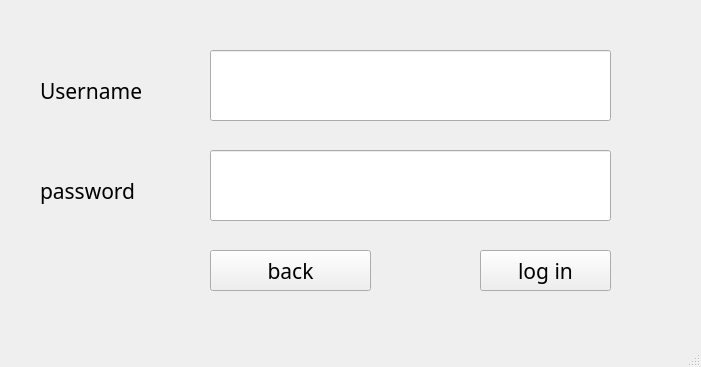
Old version of the form messenger/log_in.ui in the repository SeyedAliamiri/Messenger_cpp-31-_9.
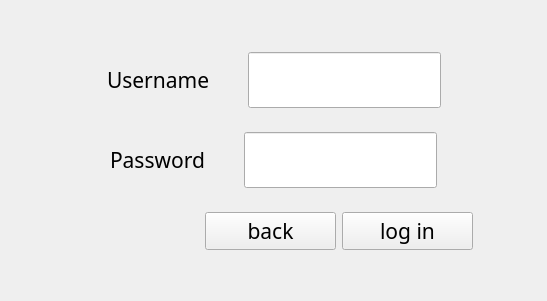
New version of the form.

The edit to the form file:
```diff
--- a/messenger/log_in.ui
+++ b/messenger/log_in.ui
@@ -6,10 +6,16 @@
    <rect>
     <x>0</x>
     <y>0</y>
-    <width>701</width>
-    <height>367</height>
+    <width>547</width>
+    <height>301</height>
    </rect>
   </property>
+  <property name="sizePolicy">
+   <sizepolicy hsizetype="Preferred" vsizetype="Preferred">
+    <horstretch>0</horstretch>
+    <verstretch>0</verstretch>
+   </sizepolicy>
+  </property>
   <property name="font">
    <font>
     <family>Berlin Sans FB Demi</family>
@@ -20,98 +26,258 @@
    <string>MainWindow</string>
   </property>
   <widget class="QWidget" name="centralwidget">
-   <widget class="QLineEdit" name="username_lineedit">
-    <property name="geometry">
-     <rect>
-      <x>210</x>
-      <y>50</y>
-      <width>401</width>
-      <height>71</height>
-     </rect>
-    </property>
-    <property name="echoMode">
-     <enum>QLineEdit::Normal</enum>
-    </property>
-   </widget>
-   <widget class="QLabel" name="label">
-    <property name="geometry">
-     <rect>
-      <x>40</x>
-      <y>60</y>
-      <width>141</width>
-      <height>61</height>
-     </rect>
-    </property>
-    <property name="font">
-     <font>
-      <family>Berlin Sans FB Demi</family>
-      <pointsize>16</pointsize>
-     </font>
-    </property>
-    <property name="text">
-     <string>Username</string>
-    </property>
-   </widget>
-   <widget class="QLineEdit" name="password_lineedit">
-    <property name="geometry">
-     <rect>
-      <x>210</x>
-      <y>150</y>
-      <width>401</width>
-      <height>71</height>
-     </rect>
-    </property>
-    <property name="echoMode">
-     <enum>QLineEdit::Password</enum>
-    </property>
-   </widget>
-   <widget class="QLabel" name="label_2">
-    <property name="geometry">
-     <rect>
-      <x>40</x>
-      <y>160</y>
-      <width>151</width>
-      <height>61</height>
-     </rect>
-    </property>
-    <property name="font">
-     <font>
-      <family>Berlin Sans FB Demi</family>
-      <pointsize>16</pointsize>
-     </font>
-    </property>
-    <property name="text">
-     <string>password</string>
-    </property>
-   </widget>
-   <widget class="QPushButton" name="pushButton">
-    <property name="geometry">
-     <rect>
-      <x>480</x>
-      <y>250</y>
-      <width>131</width>
-      <height>41</height>
-     </rect>
-    </property>
-    <property name="text">
-     <string>log in</string>
-    </property>
-   </widget>
-   <widget class="QPushButton" name="pushButton_2">
-    <property name="geometry">
-     <rect>
-      <x>210</x>
-      <y>250</y>
-      <width>161</width>
-      <height>41</height>
-     </rect>
-    </property>
-    <property name="text">
-     <string>back</string>
-    </property>
-   </widget>
+   <layout class="QVBoxLayout" name="verticalLayout">
+    <item>
+     <spacer name="verticalSpacer">
+      <property name="orientation">
+       <enum>Qt::Vertical</enum>
+      </property>
+      <property name="sizeHint" stdset="0">
+       <size>
+        <width>20</width>
+        <height>40</height>
+       </size>
+      </property>
+     </spacer>
+    </item>
+    <item>
+     <layout class="QVBoxLayout" name="verticalLayout_2" stretch="3,1,3,1,3">
+      <item>
+       <layout class="QHBoxLayout" name="horizontalLayout_2">
+        <item>
+         <spacer name="horizontalSpacer">
+          <property name="orientation">
+           <enum>Qt::Horizontal</enum>
+          </property>
+          <property name="sizeHint" stdset="0">
+           <size>
+            <width>40</width>
+            <height>20</height>
+           </size>
+          </property>
+         </spacer>
+        </item>
+        <item>
+         <widget class="QLabel" name="label">
+          <property name="font">
+           <font>
+            <family>Berlin Sans FB Demi</family>
+            <pointsize>16</pointsize>
+           </font>
+          </property>
+          <property name="text">
+           <string>Username      </string>
+          </property>
+         </widget>
+        </item>
+        <item>
+         <widget class="QLineEdit" name="username_lineedit">
+          <property name="sizePolicy">
+           <sizepolicy hsizetype="Expanding" vsizetype="Ignored">
+            <horstretch>0</horstretch>
+            <verstretch>0</verstretch>
+           </sizepolicy>
+          </property>
+          <property name="minimumSize">
+           <size>
+            <width>20</width>
+            <height>20</height>
+           </size>
+          </property>
+          <property name="maximumSize">
+           <size>
+            <width>16777215</width>
+            <height>16777215</height>
+           </size>
+          </property>
+          <property name="sizeIncrement">
+           <size>
+            <width>0</width>
+            <height>30</height>
+           </size>
+          </property>
+          <property name="baseSize">
+           <size>
+            <width>0</width>
+            <height>30</height>
+           </size>
+          </property>
+          <property name="echoMode">
+           <enum>QLineEdit::Normal</enum>
+          </property>
+         </widget>
+        </item>
+        <item>
+         <spacer name="horizontalSpacer_2">
+          <property name="orientation">
+           <enum>Qt::Horizontal</enum>
+          </property>
+          <property name="sizeHint" stdset="0">
+           <size>
+            <width>40</width>
+            <height>20</height>
+           </size>
+          </property>
+         </spacer>
+        </item>
+       </layout>
+      </item>
+      <item>
+       <spacer name="verticalSpacer_4">
+        <property name="orientation">
+         <enum>Qt::Vertical</enum>
+        </property>
+        <property name="sizeHint" stdset="0">
+         <size>
+          <width>20</width>
+          <height>40</height>
+         </size>
+        </property>
+       </spacer>
+      </item>
+      <item>
+       <layout class="QHBoxLayout" name="horizontalLayout_3">
+        <item>
+         <spacer name="horizontalSpacer_3">
+          <property name="orientation">
+           <enum>Qt::Horizontal</enum>
+          </property>
+          <property name="sizeHint" stdset="0">
+           <size>
+            <width>40</width>
+            <height>20</height>
+           </size>
+          </property>
+         </spacer>
+        </item>
+        <item>
+         <widget class="QLabel" name="label_2">
+          <property name="font">
+           <font>
+            <family>Berlin Sans FB Demi</family>
+            <pointsize>16</pointsize>
+           </font>
+          </property>
+          <property name="text">
+           <string>Password      </string>
+          </property>
+         </widget>
+        </item>
+        <item>
+         <widget class="QLineEdit" name="password_lineedit">
+          <property name="sizePolicy">
+           <sizepolicy hsizetype="Expanding" vsizetype="Minimum">
+            <horstretch>0</horstretch>
+            <verstretch>0</verstretch>
+           </sizepolicy>
+          </property>
+          <property name="echoMode">
+           <enum>QLineEdit::Password</enum>
+          </property>
+         </widget>
+        </item>
+        <item>
+         <spacer name="horizontalSpacer_4">
+          <property name="orientation">
+           <enum>Qt::Horizontal</enum>
+          </property>
+          <property name="sizeHint" stdset="0">
+           <size>
+            <width>40</width>
+            <height>20</height>
+           </size>
+          </property>
+         </spacer>
+        </item>
+       </layout>
+      </item>
+      <item>
+       <spacer name="verticalSpacer_3">
+        <property name="orientation">
+         <enum>Qt::Vertical</enum>
+        </property>
+        <property name="sizeHint" stdset="0">
+         <size>
+          <width>20</width>
+          <height>40</height>
+         </size>
+        </property>
+       </spacer>
+      </item>
+      <item>
+       <layout class="QHBoxLayout" name="horizontalLayout_4" stretch="1,2,2,2,1">
+        <item>
+         <spacer name="horizontalSpacer_6">
+          <property name="orientation">
+           <enum>Qt::Horizontal</enum>
+          </property>
+          <property name="sizeHint" stdset="0">
+           <size>
+            <width>40</width>
+            <height>20</height>
+           </size>
+          </property>
+         </spacer>
+        </item>
+        <item>
+         <spacer name="horizontalSpacer_5">
+          <property name="orientation">
+           <enum>Qt::Horizontal</enum>
+          </property>
+          <property name="sizeHint" stdset="0">
+           <size>
+            <width>40</width>
+            <height>20</height>
+           </size>
+          </property>
+         </spacer>
+        </item>
+        <item>
+         <widget class="QPushButton" name="pushButton_2">
+          <property name="text">
+           <string>back</string>
+          </property>
+         </widget>
+        </item>
+        <item>
+         <widget class="QPushButton" name="pushButton">
+          <property name="text">
+           <string>log in</string>
+          </property>
+         </widget>
+        </item>
+        <item>
+         <spacer name="horizontalSpacer_7">
+          <property name="orientation">
+           <enum>Qt::Horizontal</enum>
+          </property>
+          <property name="sizeHint" stdset="0">
+           <size>
+            <width>40</width>
+            <height>20</height>
+           </size>
+          </property>
+         </spacer>
+        </item>
+       </layout>
+      </item>
+     </layout>
+    </item>
+    <item>
+     <spacer name="verticalSpacer_2">
+      <property name="orientation">
+       <enum>Qt::Vertical</enum>
+      </property>
+      <property name="sizeHint" stdset="0">
+       <size>
+        <width>20</width>
+        <height>40</height>
+       </size>
+      </property>
+     </spacer>
+    </item>
+   </layout>
   </widget>
-  <widget class="QStatusBar" name="statusbar"/>
  </widget>
  <resources/>
  <connections/>
```
